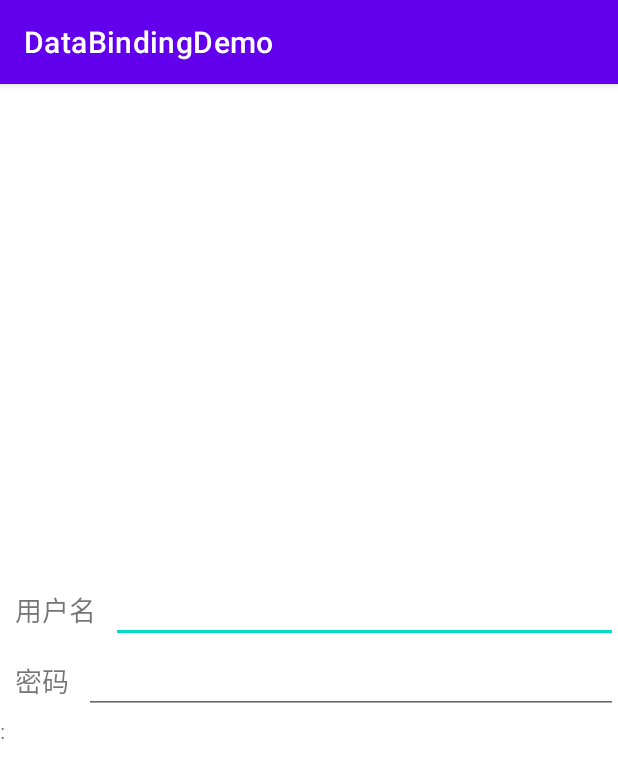
After one commit to songlin0859/DataBindingDemo, an Android app: the LoginActivity screen opened directly, with no data from a screen before it, on a phone screen of 412 x 824 dp. The commit adds this screen. Shown: the top 778 px of the screen. Run offline under Robolectric (Android 15) with nearby library versions, the phone set to English and light mode, and no system bars; our stand-ins replace data binding.

Commit message:
双向绑定 文档 ok

```diff
--- a/app/src/main/AndroidManifest.xml
+++ b/app/src/main/AndroidManifest.xml
@@ -9,7 +9,8 @@
         android:roundIcon="@mipmap/ic_launcher_round"
         android:supportsRtl="true"
         android:theme="@style/Theme.DataBindingDemo">
-        <activity android:name=".UserActivity"></activity>
+        <activity android:name=".LoginActivity"></activity>
+        <activity android:name=".UserActivity" />
         <activity android:name=".MainActivity">
             <intent-filter>
                 <action android:name="android.intent.action.MAIN" />
--- /dev/null
+++ b/app/src/main/java/com/sl/databindingdemo/LoginActivity.kt
@@ -0,0 +1,19 @@
+package com.sl.databindingdemo
+
+import androidx.appcompat.app.AppCompatActivity
+import android.os.Bundle
+import androidx.databinding.DataBindingUtil
+import com.sl.databindingdemo.bean.LoginBean
+import com.sl.databindingdemo.databinding.ActivityLoginBinding
+
+class LoginActivity : AppCompatActivity() {
+    private lateinit var login: LoginBean
+    override fun onCreate(savedInstanceState: Bundle?) {
+        super.onCreate(savedInstanceState)
+
+        val contentView =
+            DataBindingUtil.setContentView<ActivityLoginBinding>(this, R.layout.activity_login)
+        login = LoginBean()
+        contentView.login = login;
+    }
+}
--- a/app/src/main/java/com/sl/databindingdemo/MainActivity.kt
+++ b/app/src/main/java/com/sl/databindingdemo/MainActivity.kt
@@ -14,4 +14,8 @@ class MainActivity : AppCompatActivity() {
     fun goToUser(view: View) {
         startActivity(Intent(this, UserActivity::class.java))
     }
+
+    fun login(view: View) {
+        startActivity(Intent(this, LoginActivity::class.java))
+    }
 }
--- /dev/null
+++ b/app/src/main/java/com/sl/databindingdemo/bean/LoginBean.kt
@@ -0,0 +1,30 @@
+package com.sl.databindingdemo.bean
+
+import androidx.databinding.BaseObservable
+import androidx.databinding.Bindable
+import com.sl.databindingdemo.BR
+
+class LoginBean : BaseObservable() {
+    @Bindable
+    var name: String? = null
+        set(value) {
+            field = value
+            notifyPropertyChanged(BR.name)
+        }
+
+    var password: String? = null
+        @Bindable
+        get
+        set(value) {
+            field = value
+            notifyPropertyChanged(BR.password)
+        }
+
+    @Bindable(value = ["name","password"])
+    var desc:String? = null
+    get() {
+        return "${name ?: ""}:${password ?: ""}"
+    }
+    private set
+
+}
--- /dev/null
+++ b/app/src/main/res/layout/activity_login.xml
@@ -0,0 +1,66 @@
+<?xml version="1.0" encoding="utf-8"?>
+<layout>
+    <data>
+        <import type="com.sl.databindingdemo.bean.LoginBean"/>
+        <variable
+            name="login"
+            type="LoginBean" />
+    </data>
+    <LinearLayout xmlns:android="http://schemas.android.com/apk/res/android"
+        xmlns:app="http://schemas.android.com/apk/res-auto"
+        xmlns:tools="http://schemas.android.com/tools"
+        android:layout_width="match_parent"
+        android:layout_height="match_parent"
+        android:gravity="center"
+        android:orientation="vertical"
+        tools:context=".LoginActivity">
+
+        <LinearLayout
+            android:layout_width="match_parent"
+            android:layout_height="wrap_content"
+            android:gravity="center_vertical"
+            android:orientation="horizontal">
+
+            <TextView
+                android:layout_width="wrap_content"
+                android:layout_height="wrap_content"
+                android:padding="10dp"
+                android:text="用户名"
+                android:textSize="18sp" />
+
+            <EditText
+                android:id="@+id/userName"
+                android:layout_width="match_parent"
+                android:layout_height="wrap_content"
+                android:text="@={login.name}"
+                android:ems="10" />
+        </LinearLayout>
+
+        <LinearLayout
+            android:layout_width="match_parent"
+            android:layout_height="wrap_content"
+            android:gravity="center_vertical"
+            android:orientation="horizontal">
+
+            <TextView
+                android:layout_width="wrap_content"
+                android:layout_height="wrap_content"
+                android:padding="10dp"
+                android:text="密码"
+                android:textSize="18sp" />
+
+            <EditText
+                android:id="@+id/password"
+                android:layout_width="match_parent"
+                android:layout_height="wrap_content"
+                android:text="@={login.password}"
+                android:ems="10" />
+        </LinearLayout>
+
+        <TextView
+            android:id="@+id/desc"
+            android:layout_width="match_parent"
+            android:layout_height="wrap_content"
+            android:text="@{login.desc}"/>
+    </LinearLayout>
+</layout>
--- a/app/src/main/res/layout/activity_main.xml
+++ b/app/src/main/res/layout/activity_main.xml
@@ -14,4 +14,11 @@
         android:onClick="goToUser"
         />
 
+    <Button
+        android:layout_width="match_parent"
+        android:layout_height="wrap_content"
+        android:text="login"
+        android:onClick="login"
+        />
+
 </LinearLayout>
```
